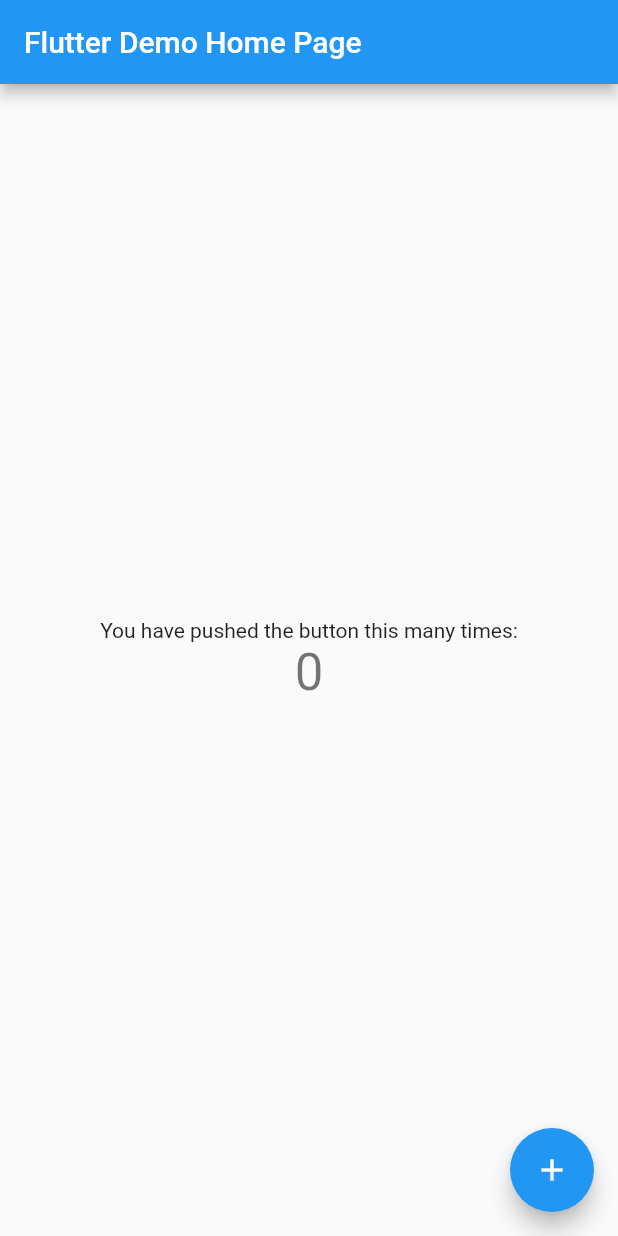
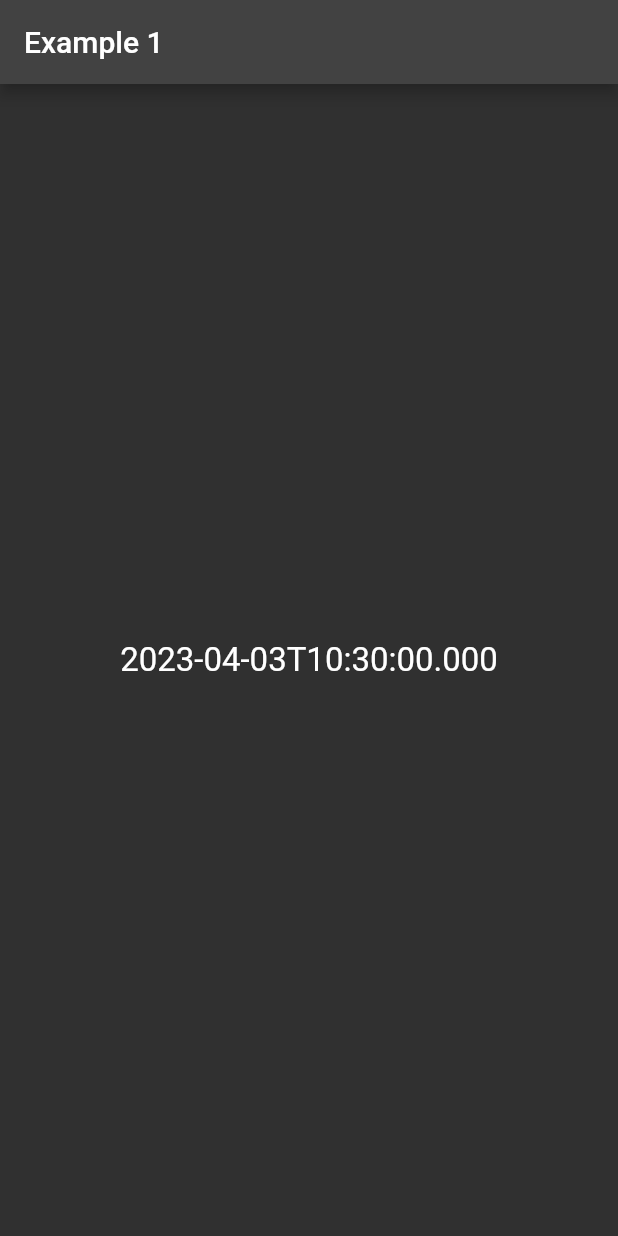
Before and after one commit to vedintech007/learn_flutter_riverpod, a Flutter app: the screen it shows after launch, on a phone screen of 412 x 824 dp. Run offline on Flutter 3.47's test engine with Material 2 defaults, Android fonts, the phone set to English and light mode, and no system bars; our stand-ins replace hooks_riverpod.

Commit message:
example 1

```diff
--- /dev/null
+++ b/lib/example1/example1_homepage.dart
@@ -0,0 +1,29 @@
+import 'package:flutter/material.dart';
+import 'package:hooks_riverpod/hooks_riverpod.dart';
+
+final currentDate = Provider<DateTime>(
+  (ref) => DateTime.now(),
+);
+
+class Example1HomePage extends ConsumerWidget {
+  const Example1HomePage({super.key});
+
+  @override
+  Widget build(BuildContext context, WidgetRef ref) {
+    final date = ref.watch(currentDate);
+
+    return Scaffold(
+      appBar: AppBar(
+        title: const Text("Example 1"),
+      ),
+      body: Center(
+        child: Text(
+          date.toIso8601String(),
+          style: TextStyle(
+            fontSize: 22,
+          ),
+        ),
+      ),
+    );
+  }
+}
--- a/lib/main.dart
+++ b/lib/main.dart
@@ -1,115 +1,31 @@
 import 'package:flutter/material.dart';
+import 'package:hooks_riverpod/hooks_riverpod.dart';
+import 'package:riverpod_tutorials/example1/example1_homepage.dart';
 
 void main() {
-  runApp(const MyApp());
+  runApp(const ProviderScope(
+    child: MyApp(),
+  ));
 }
 
 class MyApp extends StatelessWidget {
   const MyApp({super.key});
 
-  // This widget is the root of your application.
   @override
   Widget build(BuildContext context) {
     return MaterialApp(
-      title: 'Flutter Demo',
+      title: 'Riverpod',
+      debugShowCheckedModeBanner: false,
       theme: ThemeData(
-        // This is the theme of your application.
-        //
-        // Try running your application with "flutter run". You'll see the
-        // application has a blue toolbar. Then, without quitting the app, try
-        // changing the primarySwatch below to Colors.green and then invoke
-        // "hot reload" (press "r" in the console where you ran "flutter run",
-        // or simply save your changes to "hot reload" in a Flutter IDE).
-        // Notice that the counter didn't reset back to zero; the application
-        // is not restarted.
         primarySwatch: Colors.blue,
+        appBarTheme: const AppBarTheme(
+          elevation: 0,
+          backgroundColor: Colors.cyan,
+        ),
       ),
-      home: const MyHomePage(title: 'Flutter Demo Home Page'),
+      themeMode: ThemeMode.dark,
+      darkTheme: ThemeData.dark(),
+      home: const Example1HomePage(),
     );
   }
 }
-
-class MyHomePage extends StatefulWidget {
-  const MyHomePage({super.key, required this.title});
-
-  // This widget is the home page of your application. It is stateful, meaning
-  // that it has a State object (defined below) that contains fields that affect
-  // how it looks.
-
-  // This class is the configuration for the state. It holds the values (in this
-  // case the title) provided by the parent (in this case the App widget) and
-  // used by the build method of the State. Fields in a Widget subclass are
-  // always marked "final".
-
-  final String title;
-
-  @override
-  State<MyHomePage> createState() => _MyHomePageState();
-}
-
-class _MyHomePageState extends State<MyHomePage> {
-  int _counter = 0;
-
-  void _incrementCounter() {
-    setState(() {
-      // This call to setState tells the Flutter framework that something has
-      // changed in this State, which causes it to rerun the build method below
-      // so that the display can reflect the updated values. If we changed
-      // _counter without calling setState(), then the build method would not be
-      // called again, and so nothing would appear to happen.
-      _counter++;
-    });
-  }
-
-  @override
-  Widget build(BuildContext context) {
-    // This method is rerun every time setState is called, for instance as done
-    // by the _incrementCounter method above.
-    //
-    // The Flutter framework has been optimized to make rerunning build methods
-    // fast, so that you can just rebuild anything that needs updating rather
-    // than having to individually change instances of widgets.
-    return Scaffold(
-      appBar: AppBar(
-        // Here we take the value from the MyHomePage object that was created by
-        // the App.build method, and use it to set our appbar title.
-        title: Text(widget.title),
-      ),
-      body: Center(
-        // Center is a layout widget. It takes a single child and positions it
-        // in the middle of the parent.
-        child: Column(
-          // Column is also a layout widget. It takes a list of children and
-          // arranges them vertically. By default, it sizes itself to fit its
-          // children horizontally, and tries to be as tall as its parent.
-          //
-          // Invoke "debug painting" (press "p" in the console, choose the
-          // "Toggle Debug Paint" action from the Flutter Inspector in Android
-          // Studio, or the "Toggle Debug Paint" command in Visual Studio Code)
-          // to see the wireframe for each widget.
-          //
-          // Column has various properties to control how it sizes itself and
-          // how it positions its children. Here we use mainAxisAlignment to
-          // center the children vertically; the main axis here is the vertical
-          // axis because Columns are vertical (the cross axis would be
-          // horizontal).
-          mainAxisAlignment: MainAxisAlignment.center,
-          children: <Widget>[
-            const Text(
-              'You have pushed the button this many times:',
-            ),
-            Text(
-              '$_counter',
-              style: Theme.of(context).textTheme.headlineMedium,
-            ),
-          ],
-        ),
-      ),
-      floatingActionButton: FloatingActionButton(
-        onPressed: _incrementCounter,
-        tooltip: 'Increment',
-        child: const Icon(Icons.add),
-      ), // This trailing comma makes auto-formatting nicer for build methods.
-    );
-  }
-}
--- a/pubspec.yaml
+++ b/pubspec.yaml
@@ -35,6 +35,7 @@ dependencies:
   # The following adds the Cupertino Icons font to your application.
   # Use with the CupertinoIcons class for iOS style icons.
   cupertino_icons: ^1.0.2
+  hooks_riverpod: ^2.3.2
 
 dev_dependencies:
   flutter_test:
```
Also changed, not shown: pubspec.lock.
